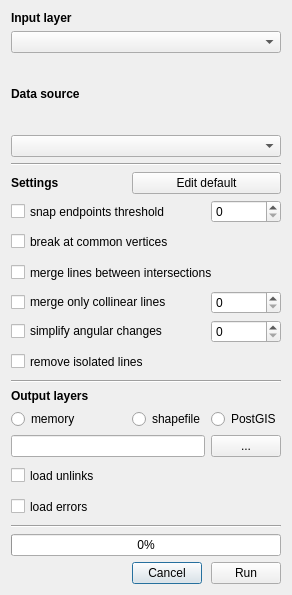
Before: the Qt Designer form road_network_cleaner_dialog_base.ui in spacesyntax/Rcl-topology-cleaner, drawn with Qt 5.
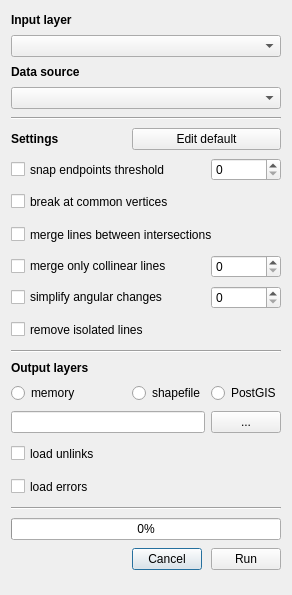
After: the same form once the commit is applied.

What changed in the file:
```diff
--- a/road_network_cleaner_dialog_base.ui
+++ b/road_network_cleaner_dialog_base.ui
@@ -34,6 +34,12 @@
      </item>
      <item row="2" column="0" colspan="2">
       <widget class="QLabel" name="label_5">
+       <property name="sizePolicy">
+        <sizepolicy hsizetype="Minimum" vsizetype="Fixed">
+         <horstretch>0</horstretch>
+         <verstretch>0</verstretch>
+        </sizepolicy>
+       </property>
        <property name="font">
         <font>
          <weight>75</weight>
@@ -234,7 +240,7 @@
      <item row="0" column="0" colspan="3">
       <widget class="QLabel" name="label">
        <property name="sizePolicy">
-        <sizepolicy hsizetype="MinimumExpanding" vsizetype="Fixed">
+        <sizepolicy hsizetype="Minimum" vsizetype="Fixed">
          <horstretch>0</horstretch>
          <verstretch>0</verstretch>
         </sizepolicy>
@@ -319,7 +325,7 @@
      <item row="1" column="0" colspan="3">
       <widget class="QComboBox" name="inputCombo">
        <property name="sizePolicy">
-        <sizepolicy hsizetype="MinimumExpanding" vsizetype="Fixed">
+        <sizepolicy hsizetype="Minimum" vsizetype="Fixed">
          <horstretch>0</horstretch>
          <verstretch>0</verstretch>
         </sizepolicy>
@@ -367,7 +373,14 @@
       </widget>
      </item>
      <item row="3" column="0" colspan="3">
-      <widget class="QComboBox" name="dataSourceCombo"/>
+      <widget class="QComboBox" name="dataSourceCombo">
+       <property name="sizePolicy">
+        <sizepolicy hsizetype="Minimum" vsizetype="Fixed">
+         <horstretch>0</horstretch>
+         <verstretch>0</verstretch>
+        </sizepolicy>
+       </property>
+      </widget>
      </item>
      <item row="5" column="0">
       <widget class="QLabel" name="label_2">
```
